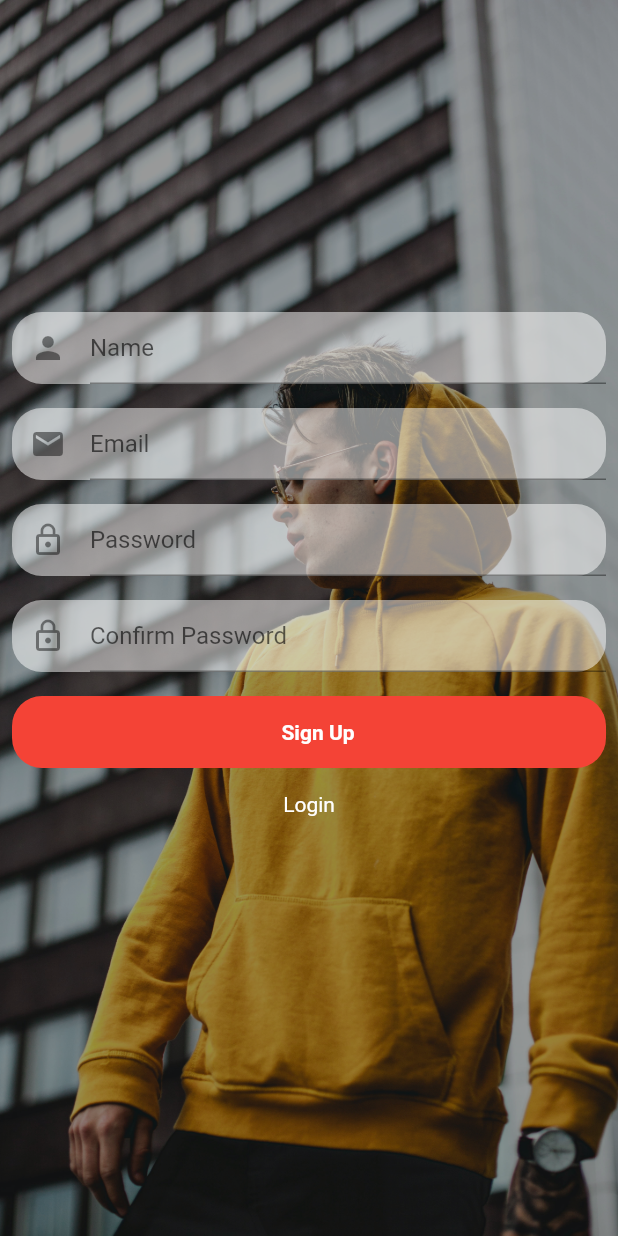
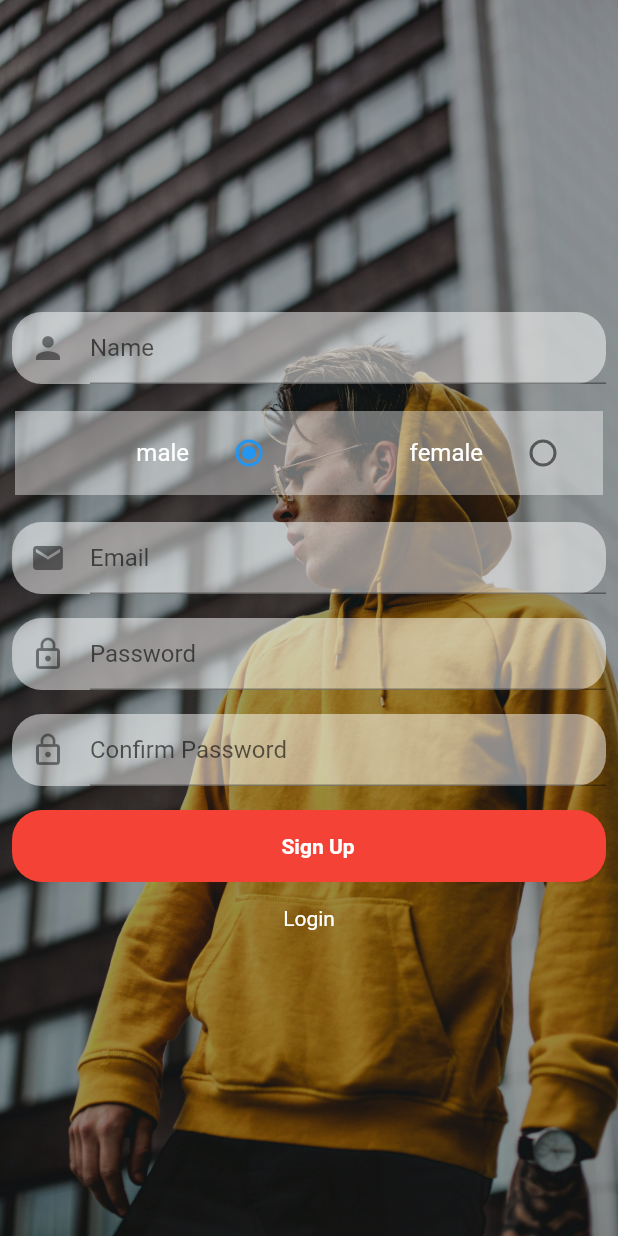
Before and after one commit to preshen-goobiah/FlutterShopApp, a Flutter app: the Signup screen opened directly, on a phone screen of 412 x 824 dp. Run offline on Flutter 3.47's test engine with Material 2 defaults, Android fonts, the phone set to English and light mode, and no system bars; our stand-ins replace carousel_pro, cloud_firestore, firebase_auth, fluttertoast, google_sign_in, shared_preferences; accounts and stored records are empty.

```diff
--- a/lib/pages/signup.dart
+++ b/lib/pages/signup.dart
@@ -26,8 +26,6 @@ class _SignupState extends State<Signup> {
   TextEditingController _confirmPasswordController = TextEditingController();
   String gender;
   String groupValue = 'male';
-
-
 
   bool loading = false;
 
@@ -68,20 +66,49 @@ class _SignupState extends State<Signup> {
                             ),
                             keyboardType: TextInputType.emailAddress,
                             controller: _nameTextController,
-                            validator: (value){
-                              Pattern pattern = r'[A-Z0-9._%+-]+@[A-Z0-9.-]+\.[A-Z]{2,4}';
-                              RegExp regex = new RegExp(pattern);
 
-                              if(!regex.hasMatch(value))
-                              {
-                                return 'Please make sure your email address is valid';
-                              }
-                              else
-                              {
-                                return null;
-                              }
-                            },
                           ),
+                        ),
+                      ),
+                    ),
+
+                    Padding(
+                      padding: const EdgeInsets.fromLTRB(10,10,10,10),
+                      child: Container(
+                        color: Colors.white.withOpacity(0.4),
+                        child: Row(
+                          children: <Widget>[
+                            Expanded(
+                              child: ListTile(
+                                title: Text("male", style: TextStyle(color: Colors.white,),
+                                    textAlign: TextAlign.end
+                                ),
+                                trailing: Radio(
+                                  value: "male",
+
+                                  groupValue: groupValue,
+                                  onChanged: (e) => valueChanged(e),
+                                ),
+
+                              ),
+                            ),
+                            Expanded(
+                              child: ListTile(
+                                title: Text("female", style: TextStyle(color: Colors.white,),
+                                    textAlign: TextAlign.end
+                                ),
+                                trailing: Radio(
+                                  value: "female",
+
+                                  groupValue: groupValue,
+                                  onChanged: (e) => valueChanged(e),
+                                ),
+
+                              ),
+                            ),
+
+
+                          ],
                         ),
                       ),
                     ),
@@ -229,4 +256,16 @@ class _SignupState extends State<Signup> {
 
     );
   }
+
+  valueChanged(e) {
+    setState(() {
+      if(e == "male")
+        {
+          groupValue = e;
+        }
+      else if(e == "female"){
+        groupValue = e;
+      }
+    });
+  }
 }
```
